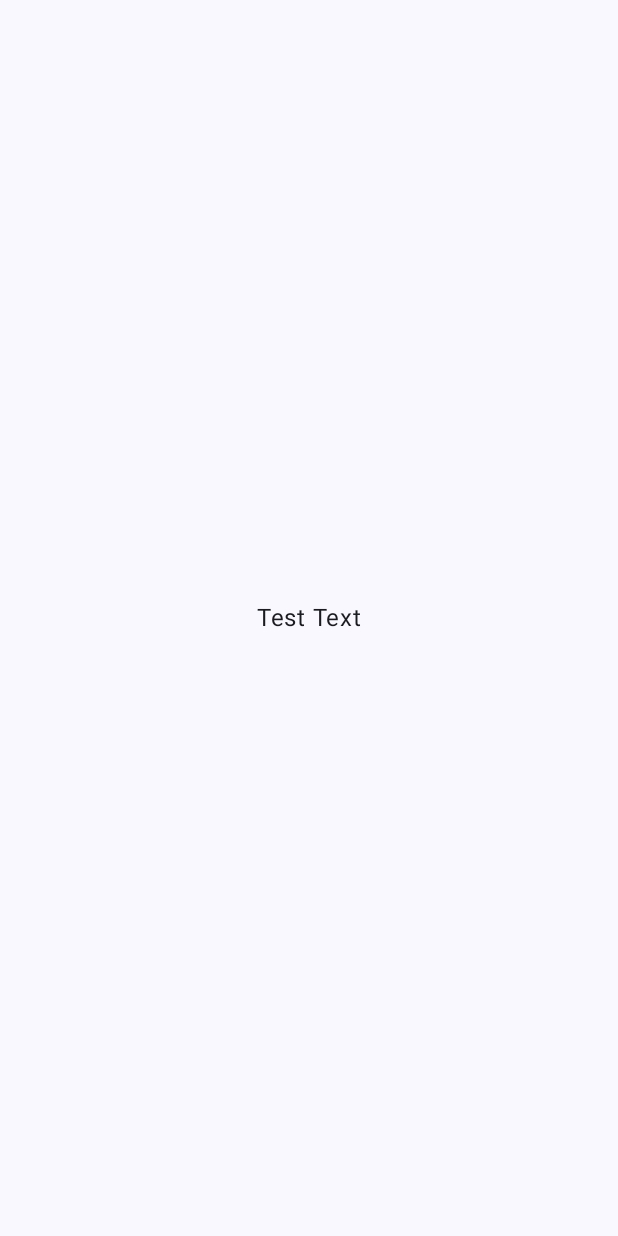
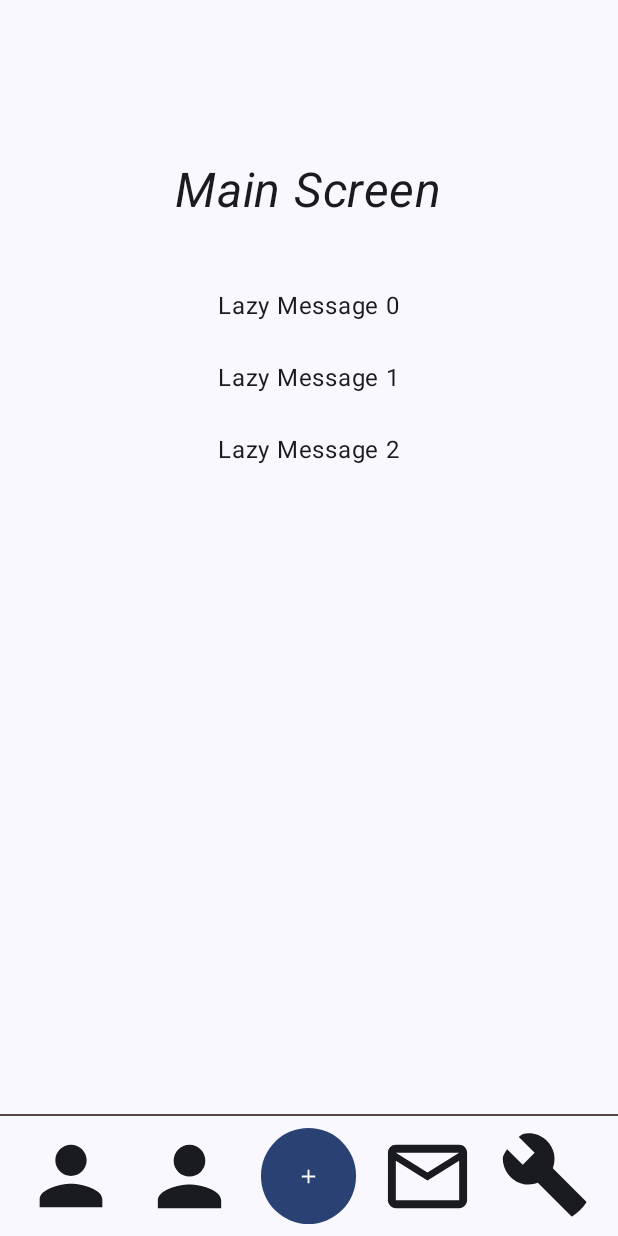
Before and after one commit to danyloplaksyvy/SplitPayApp, an Android app built with Jetpack Compose: the screen it shows after launch (MainActivity), on a phone screen of 412 x 824 dp. Before the commit the screen is almost empty. Run offline under Robolectric (Android 15) with nearby library versions, the phone set to English and light mode, and no system bars.

Commit message:
Build MainScreen.kt part 1

```diff
--- a/app/src/main/java/com/example/splitpayapp/MainScreen.kt
+++ b/app/src/main/java/com/example/splitpayapp/MainScreen.kt
@@ -1,24 +1,103 @@
 package com.example.splitpayapp
 
+import androidx.compose.foundation.background
 import androidx.compose.foundation.layout.Arrangement
+import androidx.compose.foundation.layout.Box
 import androidx.compose.foundation.layout.Column
+import androidx.compose.foundation.layout.Row
+import androidx.compose.foundation.layout.Spacer
+import androidx.compose.foundation.layout.fillMaxHeight
 import androidx.compose.foundation.layout.fillMaxSize
+import androidx.compose.foundation.layout.fillMaxWidth
+import androidx.compose.foundation.layout.height
 import androidx.compose.foundation.layout.padding
+import androidx.compose.foundation.layout.wrapContentWidth
+import androidx.compose.foundation.lazy.LazyColumn
+import androidx.compose.material.icons.Icons
+import androidx.compose.material.icons.filled.Add
+import androidx.compose.material.icons.filled.Build
+import androidx.compose.material.icons.filled.MailOutline
+import androidx.compose.material.icons.filled.Person
+import androidx.compose.material3.Button
+import androidx.compose.material3.Icon
+import androidx.compose.material3.IconButton
 import androidx.compose.material3.Text
 import androidx.compose.runtime.Composable
 import androidx.compose.ui.Alignment
 import androidx.compose.ui.Modifier
+import androidx.compose.ui.graphics.Color
+import androidx.compose.ui.text.font.FontStyle
+import androidx.compose.ui.tooling.preview.Preview
 import androidx.compose.ui.unit.dp
+import androidx.compose.ui.unit.sp
 
 @Composable
 fun MainScreen() {
+
     Column(
         modifier = Modifier
-            .fillMaxSize()
-            .padding(8.dp),
+            .fillMaxSize(),
         horizontalAlignment = Alignment.CenterHorizontally,
-        verticalArrangement = Arrangement.Center
     ) {
-        Text(text = "Test Text")
+        Spacer(modifier = Modifier.height(100.dp))
+        Text(
+            text = "Main Screen",
+            modifier = Modifier.padding(8.dp),
+            fontSize = 32.sp,
+            fontStyle = FontStyle.Italic
+        )
+        Spacer(modifier = Modifier.height(25.dp))
+        LazyColumn(
+            modifier = Modifier
+                .weight(1f)
+                .wrapContentWidth(),
+            horizontalAlignment = Alignment.CenterHorizontally
+        ) {
+            items(3) { index ->
+                Text(text = "Lazy Message $index", modifier = Modifier.padding(12.dp))
+            }
+        }
+        Box(
+            modifier = Modifier.run {
+                fillMaxWidth()
+                        .height(1.dp)
+                        .background(Color(87, 71, 71, 255))
+            }
+        )
+        Row(
+            modifier = Modifier
+                .fillMaxWidth()
+                .height(80.dp)
+                .padding(horizontal = 8.dp),
+            horizontalArrangement = Arrangement.SpaceBetween,
+            verticalAlignment = Alignment.CenterVertically
+        ) {
+            val modifierIconButton = Modifier
+                .fillMaxHeight()
+                .weight(1f)
+                .padding(8.dp)
+
+            IconButton(onClick = { /*TODO*/ }, modifier = modifierIconButton) {
+                Icon(Icons.Default.Person, "Friends", modifier = Modifier.fillMaxSize())
+            }
+            IconButton(onClick = { /*TODO*/ }, modifier = modifierIconButton) {
+                Icon(Icons.Default.Person, "Groups", modifier = Modifier.fillMaxSize())
+            }
+            Button(onClick = { /*TODO*/ }, modifier = modifierIconButton) {
+                Icon(Icons.Default.Add, "Add Action", modifier = Modifier.fillMaxSize())
+            }
+            IconButton(onClick = { /*TODO*/ }, modifier = modifierIconButton) {
+                Icon(Icons.Default.MailOutline, "Activity", modifier = Modifier.fillMaxSize())
+            }
+            IconButton(onClick = { /*TODO*/ }, modifier = modifierIconButton) {
+                Icon(Icons.Default.Build, "Article", modifier = Modifier.fillMaxSize())
+            }
+        }
     }
 }
+
+@Preview(showBackground = true)
+@Composable
+fun MainScreenPreview() {
+    MainScreen()
+}
```
